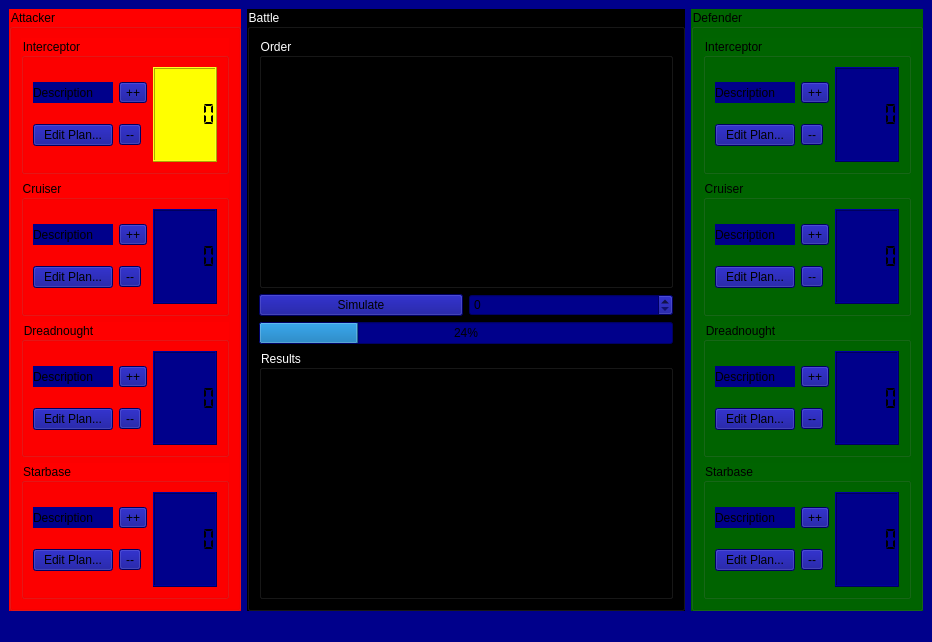
Before: the Qt Designer form EclipseSimulator/EclipseSimulatorMainWindow.ui in danielcwhite/eclipse-simulator, drawn with Qt 5.
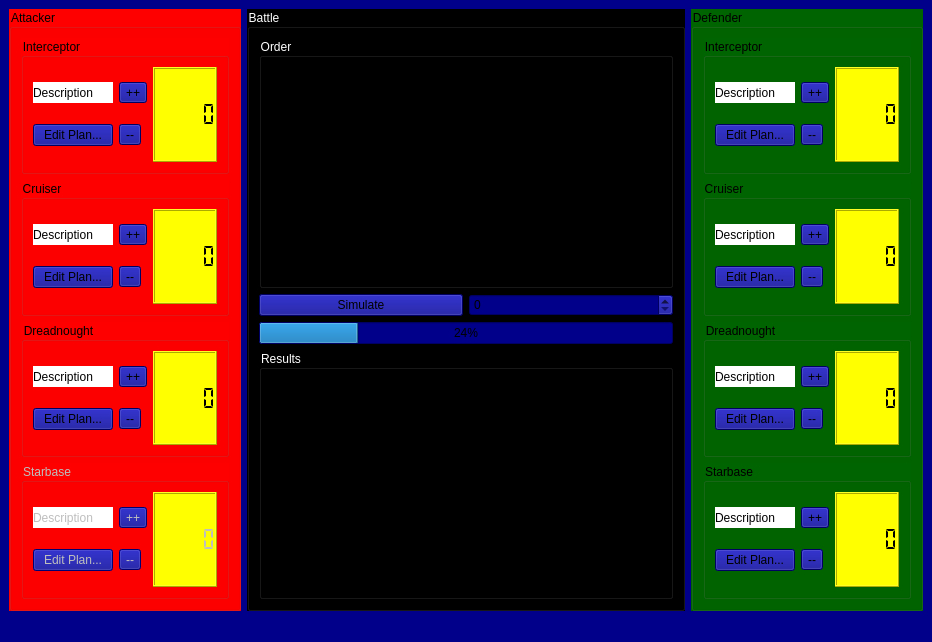
After: the same form once the commit is applied.

Commit message: Working on widget names

Diff of the .ui file:
```diff
--- a/EclipseSimulator/EclipseSimulatorMainWindow.ui
+++ b/EclipseSimulator/EclipseSimulatorMainWindow.ui
@@ -14,7 +14,11 @@
    <string>Eclipse Simulator</string>
   </property>
   <property name="styleSheet">
-   <string notr="true">QWidget { background: darkBlue }</string>
+   <string notr="true">QWidget { background: darkBlue } 
+
+QLCDNumber { background: yellow }
+
+QLabel { background: white}</string>
   </property>
   <widget class="QWidget" name="centralwidget">
    <layout class="QHBoxLayout" name="horizontalLayout">
@@ -107,7 +111,7 @@
              </widget>
             </item>
             <item row="0" column="0">
-             <widget class="QLabel" name="label">
+             <widget class="QLabel" name="attackerCruiserDescriptionLabel_">
               <property name="text">
                <string>Description</string>
               </property>
@@ -182,6 +186,9 @@
        </item>
        <item>
         <widget class="QGroupBox" name="groupBox_9">
+         <property name="enabled">
+          <bool>false</bool>
+         </property>
          <property name="title">
           <string>Starbase</string>
          </property>
@@ -196,7 +203,7 @@
              </widget>
             </item>
             <item row="0" column="0">
-             <widget class="QLabel" name="label_4">
+             <widget class="QLabel" name="label">
               <property name="text">
                <string>Description</string>
               </property>
```
Left out of the diff: 48 changed lines with no effect on the pictures.
